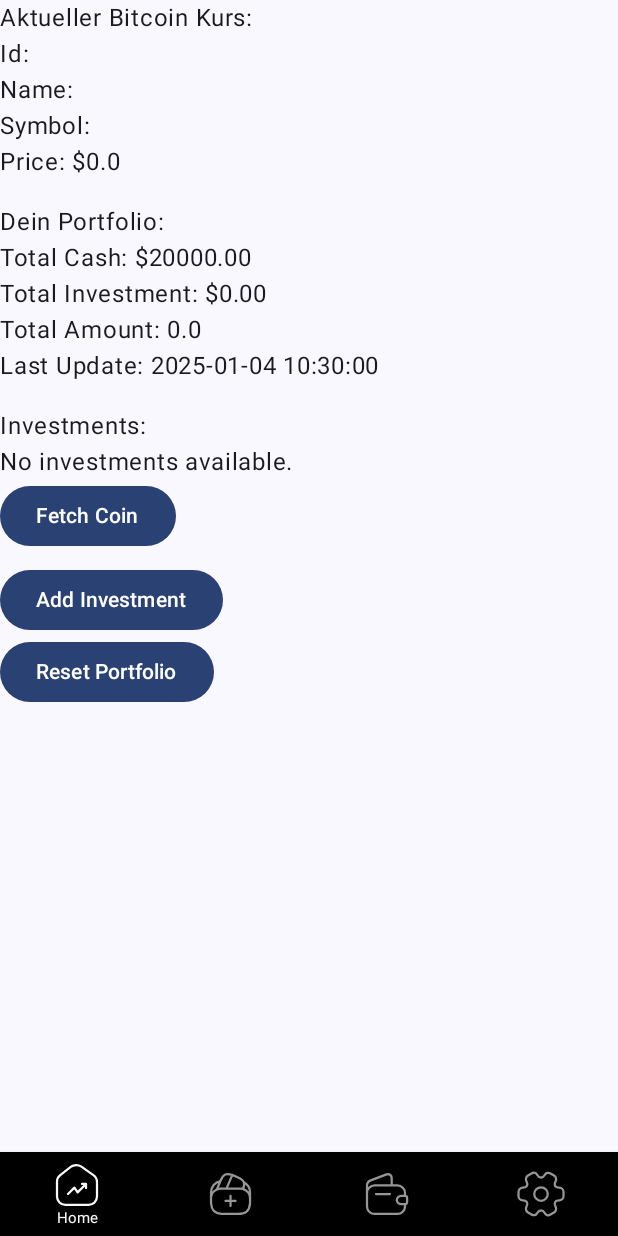
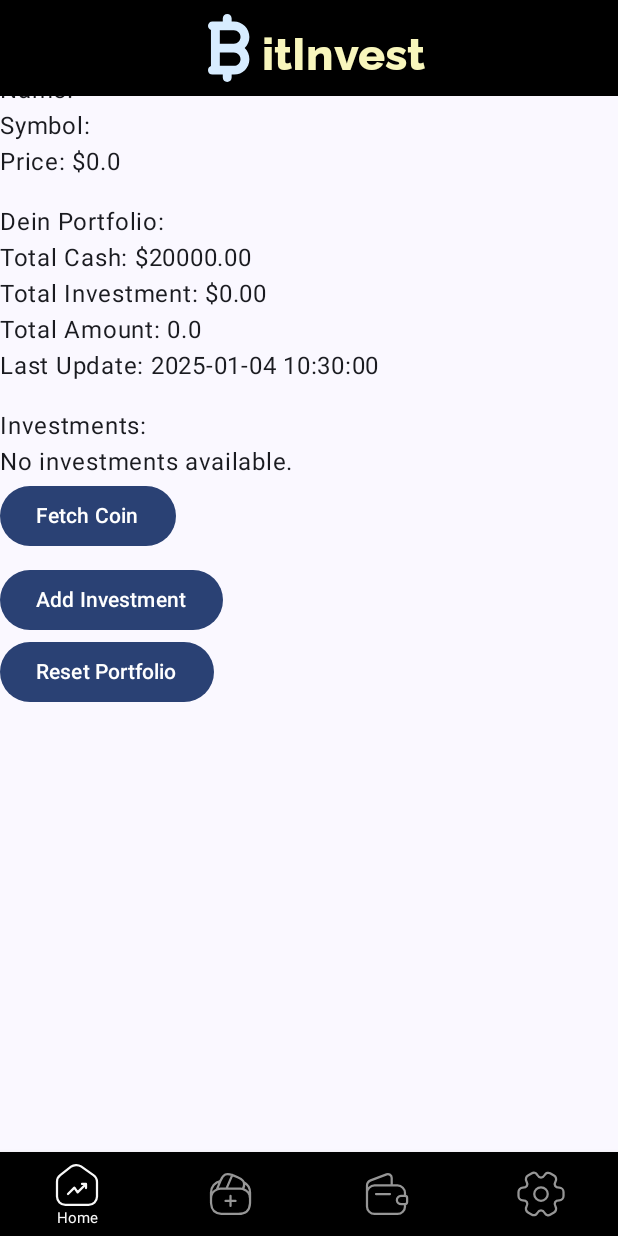
Before and after one commit to bluebox69/MyBitcoinPortfolioApp, an Android app built with Jetpack Compose: the screen it shows after launch (MainActivity), on a phone screen of 412 x 824 dp. Run offline under Robolectric (Android 15) with nearby library versions, the phone set to English and light mode, and no system bars; our stand-ins replace Room's generated code.

Commit message:
add TopNavBar

```diff
--- a/app/src/main/java/com/example/mybitcoinportolioapp/presentation/MainActivity.kt
+++ b/app/src/main/java/com/example/mybitcoinportolioapp/presentation/MainActivity.kt
@@ -14,6 +14,7 @@ import com.example.mybitcoinportolioapp.R
 import com.example.mybitcoinportolioapp.presentation.navigation.BottomNavItem
 import com.example.mybitcoinportolioapp.presentation.navigation.BottomNavigationBar
 import com.example.mybitcoinportolioapp.presentation.navigation.Navigation
+import com.example.mybitcoinportolioapp.presentation.navigation.TopBar
 import com.example.mybitcoinportolioapp.presentation.ui.theme.MyBitcoinPortolioAppTheme
 
 
@@ -34,6 +35,9 @@ class MainActivity : ComponentActivity() {
 fun MyApp() {
     val navController = rememberNavController()
     Scaffold(
+        topBar = {
+            TopBar(navController = navController)
+        },
         bottomBar = {
             BottomNavigationBar (
                 items = listOf(
--- /dev/null
+++ b/app/src/main/java/com/example/mybitcoinportolioapp/presentation/navigation/TopBar.kt
@@ -0,0 +1,76 @@
+package com.example.mybitcoinportolioapp.presentation.navigation
+
+
+import androidx.compose.foundation.Image
+import androidx.compose.foundation.layout.Row
+import androidx.compose.foundation.layout.size
+import androidx.compose.material.icons.Icons
+import androidx.compose.material.icons.automirrored.filled.ArrowBack
+import androidx.compose.material3.*
+import androidx.compose.runtime.Composable
+import androidx.compose.ui.Alignment
+import androidx.compose.ui.Modifier
+import androidx.compose.ui.graphics.Color
+import androidx.compose.ui.graphics.ColorFilter
+import androidx.compose.ui.res.painterResource
+import androidx.compose.ui.text.font.FontWeight
+import androidx.compose.ui.unit.dp
+import androidx.compose.ui.unit.sp
+import androidx.navigation.NavController
+import androidx.navigation.compose.currentBackStackEntryAsState
+import com.example.mybitcoinportolioapp.R
+import com.example.mybitcoinportolioapp.presentation.ui.theme.FontFamilies
+import com.example.mybitcoinportolioapp.presentation.ui.theme.IceBlue
+import com.example.mybitcoinportolioapp.presentation.ui.theme.LightYellow
+
+@OptIn(ExperimentalMaterial3Api::class)
+@Composable
+fun TopBar(navController: NavController) {
+    val backStackEntry = navController.currentBackStackEntryAsState()
+    val currentRoute = backStackEntry.value?.destination?.route
+
+    CenterAlignedTopAppBar(
+        colors = TopAppBarDefaults.centerAlignedTopAppBarColors(
+            containerColor = Color.Black,
+            titleContentColor = LightYellow
+        ),
+        title = {
+            Row(verticalAlignment = Alignment.Bottom) {
+                if (currentRoute == "home") {
+                    Image(
+                        painter = painterResource(id = R.drawable.bitcoin_logo),
+                        contentDescription = "Bitcoin Logo",
+                        colorFilter = ColorFilter.tint(IceBlue),
+                        modifier = Modifier
+                            .size(45.dp)
+                            .alignByBaseline()
+                    )
+                }
+                Text(
+                    text = when (currentRoute) {
+                        "home" -> "itInvest"
+                        "buy" -> "Buy Bitcoin"
+                        "sell" -> "Sell Bitcoin"
+                        "settings" -> "Settings"
+                        else -> "BitInvest"
+                    },
+                    color = LightYellow,
+                    fontSize = 30.sp,
+                    fontFamily = FontFamilies.fontFamily2,
+                    fontWeight = FontWeight.ExtraBold
+                )
+            }
+        },
+        navigationIcon = {
+            if (currentRoute != "home") {
+                IconButton(onClick = { navController.popBackStack() }) {
+                    Icon(
+                        imageVector = Icons.AutoMirrored.Filled.ArrowBack,
+                        contentDescription = "Back",
+                        tint = Color.White
+                    )
+                }
+            }
+        }
+    )
+}
--- a/app/src/main/java/com/example/mybitcoinportolioapp/presentation/ui/theme/FontFamilies.kt
+++ b/app/src/main/java/com/example/mybitcoinportolioapp/presentation/ui/theme/FontFamilies.kt
@@ -19,13 +19,13 @@ object FontFamilies {
         Font(R.font.onest_extralight, FontWeight.ExtraLight),
     )
     val fontFamily2 = FontFamily(
-        Font(R.font.onest_thin, FontWeight.Thin),
-        Font(R.font.onest_light, FontWeight.Light),
-        Font(R.font.onest_regular, FontWeight.Normal),
-        Font(R.font.onest_medium, FontWeight.Medium),
-        Font(R.font.onest_semibold, FontWeight.SemiBold),
-        Font(R.font.onest_bold, FontWeight.Bold),
-        Font(R.font.onest_extrabold, FontWeight.ExtraBold),
-        Font(R.font.onest_extralight, FontWeight.ExtraLight),
+        Font(R.font.raleway_thin, FontWeight.Thin),
+        Font(R.font.raleway_light, FontWeight.Light),
+        Font(R.font.raleway_regular, FontWeight.Normal),
+        Font(R.font.raleway_medium, FontWeight.Medium),
+        Font(R.font.raleway_semibold, FontWeight.SemiBold),
+        Font(R.font.raleway_bold, FontWeight.Bold),
+        Font(R.font.raleway_extrabold, FontWeight.ExtraBold),
+        Font(R.font.raleway_extralight, FontWeight.ExtraLight),
     )
 }
```
Also changed, not shown: app/src/main/res/drawable/arrow_back.xml (added, +13 -0 lines).
